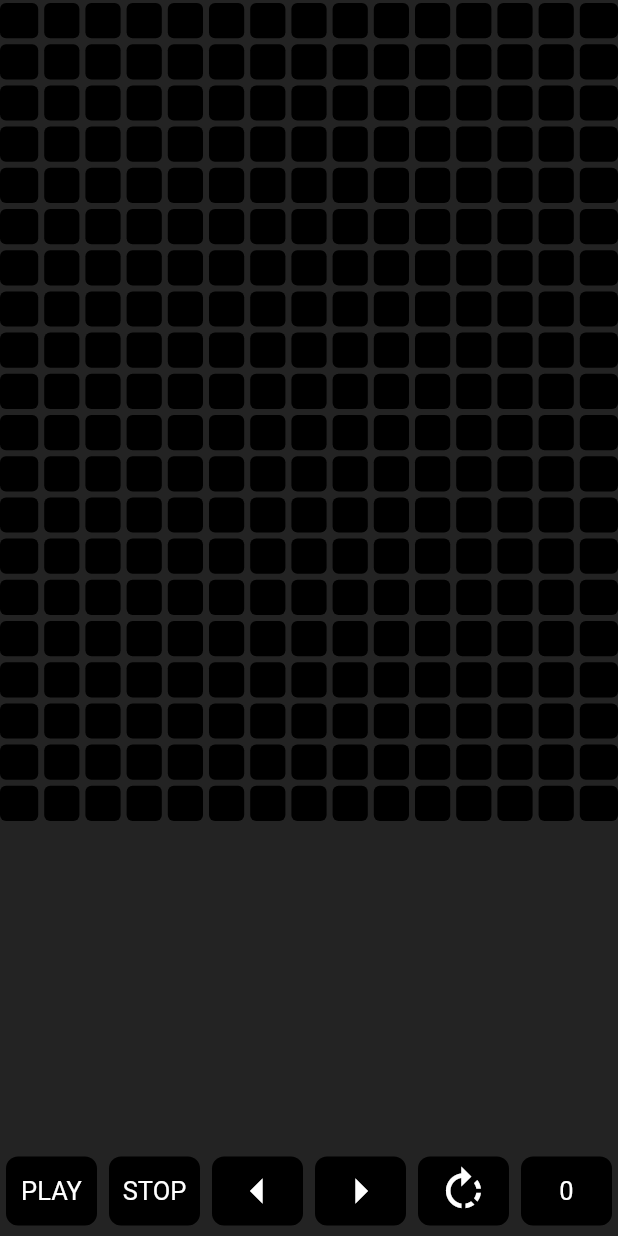
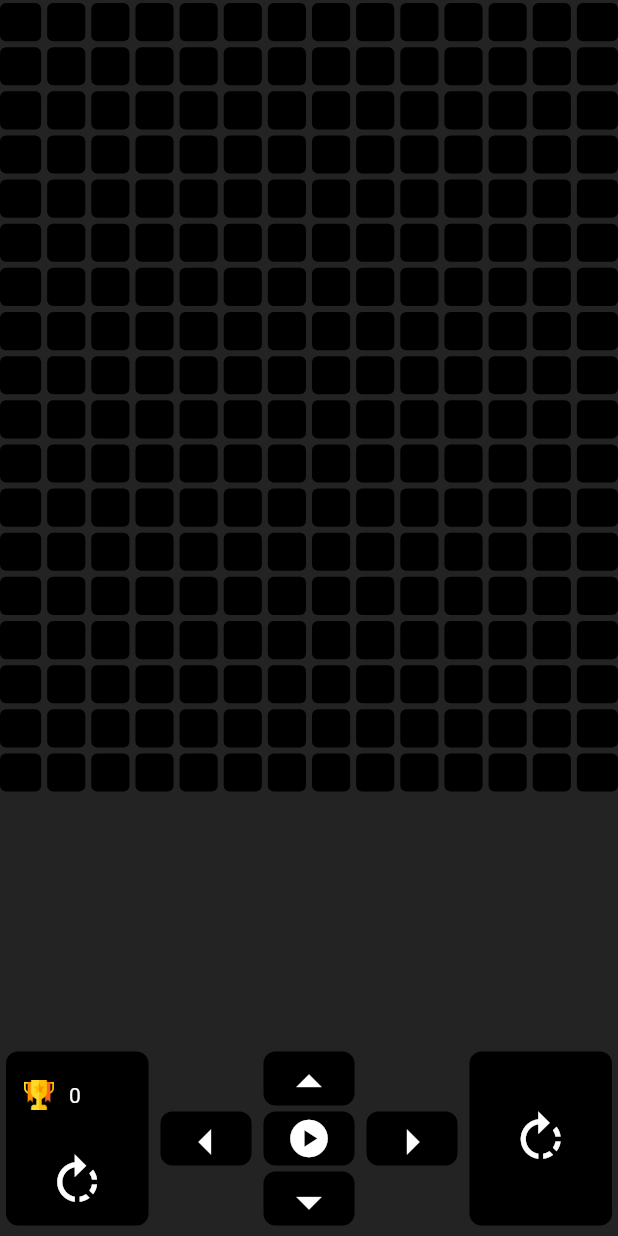
Before and after one commit to iamcaominhtien/tetris-flutter, a Flutter app: the screen it shows after launch, on a phone screen of 412 x 824 dp. Run offline on Flutter 3.47's test engine with Material 2 defaults, Android fonts, the phone set to English and light mode, and no system bars.

Commit message:
new design for list button & bottom button which can hit floor right now

```diff
--- /dev/null
+++ b/lib/components/control_button.dart
@@ -0,0 +1,55 @@
+import 'package:flutter/material.dart';
+
+class ControlButton extends StatefulWidget {
+  const ControlButton({
+    Key? key,
+    required this.child,
+    required this.callBack,
+  }) : super(key: key);
+  final Widget child;
+  final Function()? callBack;
+
+  @override
+  State<ControlButton> createState() => _ControlButtonState();
+}
+
+class _ControlButtonState extends State<ControlButton> {
+  var btnColor = Colors.black;
+
+  @override
+  Widget build(BuildContext context) {
+    return Expanded(
+      child: GestureDetector(
+        onTapUp: (details) {
+          setState(() {
+            btnColor = Colors.black;
+          });
+        },
+        onTapDown: (detailed) {
+          setState(() {
+            btnColor = Colors.red;
+          });
+        },
+        onTap: () {
+          try {
+            if (widget.callBack != null) {
+              widget.callBack!();
+            }
+          } catch (e) {
+            debugPrint("Have a problem in one of ControlButtons: $e");
+          }
+        },
+        child: Container(
+          margin: const EdgeInsets.symmetric(vertical: 2, horizontal: 4),
+          decoration: BoxDecoration(
+            color: btnColor,
+            borderRadius: BorderRadius.circular(8.0),
+          ),
+          child: Center(
+            child: widget.child,
+          ),
+        ),
+      ),
+    );
+  }
+}
--- a/lib/constants/constants.dart
+++ b/lib/constants/constants.dart
@@ -2,8 +2,8 @@ import 'package:flutter/material.dart';
 import '../widgets/grid_table.dart';
 
 class Constant {
-  static const int numberOfGridRow = 20; //15
-  static const int numberOfGridCol = 15; //10
+  static const int numberOfGridRow = 18; //15
+  static const int numberOfGridCol = 14; //10
 
   static const List<List<int>> pieces = [
     // [4, 5,Constant.numberOfGridCol+5, Constant.numberOfGridCol+6],
--- a/lib/widgets/list_control_button.dart
+++ b/lib/widgets/list_control_button.dart
@@ -4,6 +4,8 @@ import 'package:flutter/services.dart';
 import 'package:provider/provider.dart';
 import 'package:tetris/components/my_tetris_provider.dart';
 import 'package:tetris/constants/constants.dart';
+
+import '../components/control_button.dart';
 
 class ListControlButton extends StatefulWidget {
   const ListControlButton({
@@ -18,13 +20,16 @@ class ListControlButton extends StatefulWidget {
 
 class _ListControlButtonState extends State<ListControlButton> {
   late final MyTetrisProvider provider;
+  // late final MyTetrisProvider providerCanListen;
   late BuildContext myContext;
+  var iconPlayOrStop = Icons.play_circle;
   Timer? controlTimer;
 
   @override
   void initState() {
     super.initState();
     provider = Provider.of<MyTetrisProvider>(context, listen: false);
+    // providerCanListen = Provider.of<MyTetrisProvider>(context, listen: true);
     myContext = context;
   }
 
@@ -33,22 +38,57 @@ class _ListControlButtonState extends State<ListControlButton> {
     return Padding(
       padding: const EdgeInsets.only(bottom: 5),
       child: SizedBox(
-        height: 50,
+        height: 120,
         width: double.infinity,
-        child: Row(crossAxisAlignment: CrossAxisAlignment.stretch, children: [
+        child: Row(
+          crossAxisAlignment: CrossAxisAlignment.stretch,
+          children: [
             ControlButton(
-            child: const Text(
-              "PLAY",
-              style: TextStyle(color: Colors.white, fontSize: 17.0),
+                callBack: null,
+                child: Column(
+                  children: [
+                    ControlButton(
+                      callBack: null,
+                      child: Padding(
+                        padding: const EdgeInsets.all(8.0),
+                        child: Row(
+                          // mainAxisAlignment: MainAxisAlignment.spaceBetween,
+                          children: [
+                            Image.asset('assets/images/award.png',
+                                height: 20.0),
+                            const SizedBox(
+                              width: 10.0,
+                            ),
+                            Text(
+                              Provider.of<MyTetrisProvider>(context,
+                                      listen: true)
+                                  .point
+                                  .toString(),
+                              style: const TextStyle(color: Colors.white),
+                            )
+                          ],
+                        ),
+                      ),
+                    ),
+                    ControlButton(
+                      child: const Icon(
+                        Icons.rotate_right,
+                        color: Colors.white,
+                        size: 40.0,
                       ),
                       callBack: () => startGame(),
                     ),
-          ControlButton(
-            child: const Text(
-              "STOP",
-              style: TextStyle(color: Colors.white, fontSize: 17.0),
-            ),
-            callBack: () => stopGame(),
+                  ],
+                )),
+            Expanded(
+              flex: 2,
+              child: Row(
+                children: [
+                  Expanded(
+                    child: Column(
+                      children: [
+                        Expanded(
+                          child: Container(),
                         ),
                         ControlButton(
                           child: const Icon(
@@ -58,6 +98,58 @@ class _ListControlButtonState extends State<ListControlButton> {
                           ),
                           callBack: () => moveToLeft(),
                         ),
+                        Expanded(
+                          child: Container(),
+                        ),
+                      ],
+                    ),
+                  ),
+                  Expanded(
+                    child: Column(
+                      children: [
+                        ControlButton(
+                          child: const Icon(
+                            Icons.arrow_drop_up,
+                            color: Colors.white,
+                            size: 40.0,
+                          ),
+                          callBack: () => rotate(),
+                        ),
+                        ControlButton(
+                          child: Icon(
+                            iconPlayOrStop,
+                            size: 30.0,
+                            color: Colors.white,
+                          ),
+                          callBack: () {
+                            setState(() {
+                              if (iconPlayOrStop == Icons.pause) {
+                                iconPlayOrStop = Icons.play_circle;
+                              } else {
+                                iconPlayOrStop = Icons.pause;
+                              }
+                            });
+                            // rotate();
+                            stopGame();
+                          },
+                        ),
+                        ControlButton(
+                          child: const Icon(
+                            Icons.arrow_drop_down,
+                            color: Colors.white,
+                            size: 40.0,
+                          ),
+                          callBack: () => moveToBottomRightNow(),
+                        )
+                      ],
+                    ),
+                  ),
+                  Expanded(
+                    child: Column(
+                      children: [
+                        Expanded(
+                          child: Container(),
+                        ),
                         ControlButton(
                           child: const Icon(
                             Icons.arrow_right,
@@ -66,24 +158,25 @@ class _ListControlButtonState extends State<ListControlButton> {
                           ),
                           callBack: () => moveToRight(),
                         ),
+                        Expanded(
+                          child: Container(),
+                        ),
+                      ],
+                    ),
+                  ),
+                ],
+              ),
+            ),
             ControlButton(
               child: const Icon(
                 Icons.rotate_right,
                 color: Colors.white,
-              size: 35.0,
+                size: 40.0,
               ),
-            callBack: () => rotate(),
+              callBack: () => startGame(),
             ),
-          ControlButton(
-            child: Text(
-              Provider.of<MyTetrisProvider>(context, listen: true)
-                  .point
-                  .toString(),
-              style: const TextStyle(color: Colors.white, fontSize: 17.0),
+          ],
         ),
-            callBack: () {},
-          ),
-        ]),
       ),
     );
   }
@@ -92,6 +185,9 @@ class _ListControlButtonState extends State<ListControlButton> {
     if (controlTimer != null) {
       controlTimer!.cancel();
     }
+    setState(() {
+      iconPlayOrStop = Icons.pause;
+    });
     provider.clear();
     provider.resetGridTableToOriginal();
     provider.createABlock();
@@ -177,6 +273,20 @@ class _ListControlButtonState extends State<ListControlButton> {
     provider.updateBlock(direction: 'r');
   }
 
+  void moveToBottomRightNow() {
+    provider.moveBlockToButtonRightNow();
+    if (provider.createABlock() == false) {
+      controlTimer!.cancel();
+      controlTimer = null;
+      showMyDialog();
+      return;
+    }
+    // setState(() {
+    //   iconPlayOrStop = Icons.pause;
+    // });
+    // recursiveGame();
+  }
+
   void rotate() {
     provider.rotateBlock();
   }
@@ -184,37 +294,4 @@ class _ListControlButtonState extends State<ListControlButton> {
   Future playMusic() async {
     await SystemSound.play(SystemSoundType.click);
   }
-  // @override
-  // void dispose() {
-  //   super.dispose();
-  // }
 }
-
-class ControlButton extends StatelessWidget {
-  const ControlButton({
-    Key? key,
-    required this.child,
-    required this.callBack,
-  }) : super(key: key);
-  final Widget child;
-  final Function() callBack;
-
-  @override
-  Widget build(BuildContext context) {
-    return Expanded(
-      child: GestureDetector(
-        onTap: callBack,
-        child: Container(
-          margin: const EdgeInsets.symmetric(vertical: 2, horizontal: 4),
-          decoration: BoxDecoration(
-            color: Colors.black,
-            borderRadius: BorderRadius.circular(8.0),
-          ),
-          child: Center(
-            child: child,
-          ),
-        ),
-      ),
-    );
-  }
-}
--- a/pubspec.yaml
+++ b/pubspec.yaml
@@ -63,6 +63,7 @@ flutter:
   assets:
     # - images/a_dot_burr.jpeg
     - assets/audio/
+    - assets/images/
 
   # An image asset can refer to one or more resolution-specific "variants", see
   # https://flutter.dev/assets-and-images/#resolution-aware
```
Also changed, not shown: lib/components/my_tetris_provider.dart (+47 -5 lines), assets/images/award.png (added), assets/images/medal.png (added), assets/images/trophy.png (added). Lines whose indentation alone changed are shown as unchanged.
